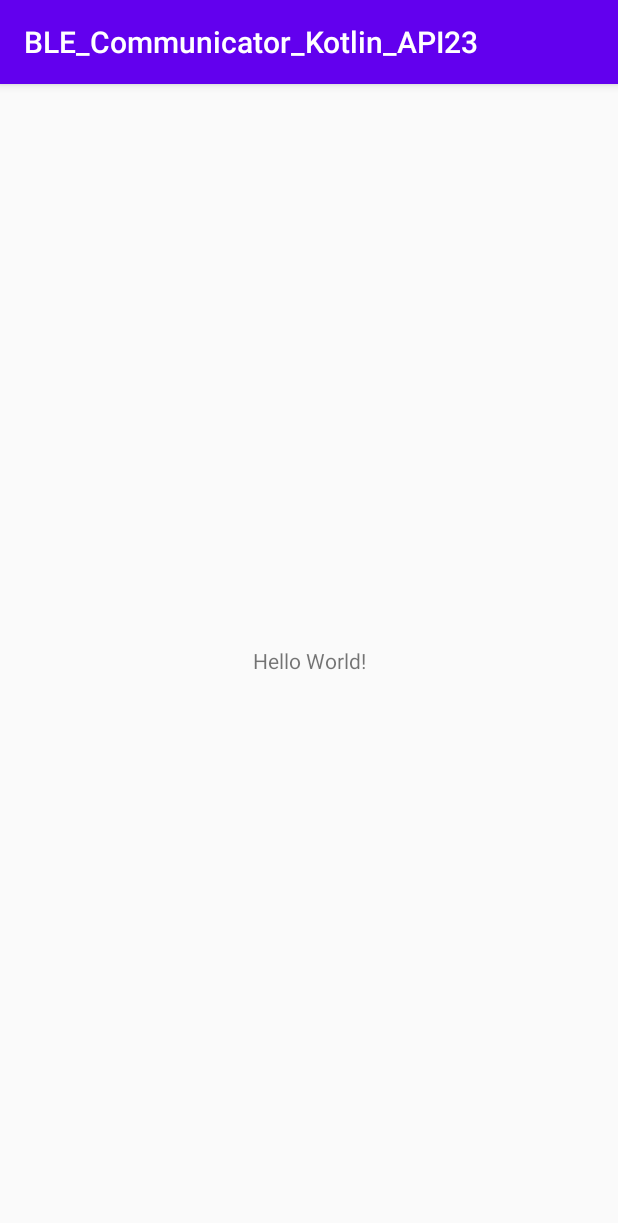
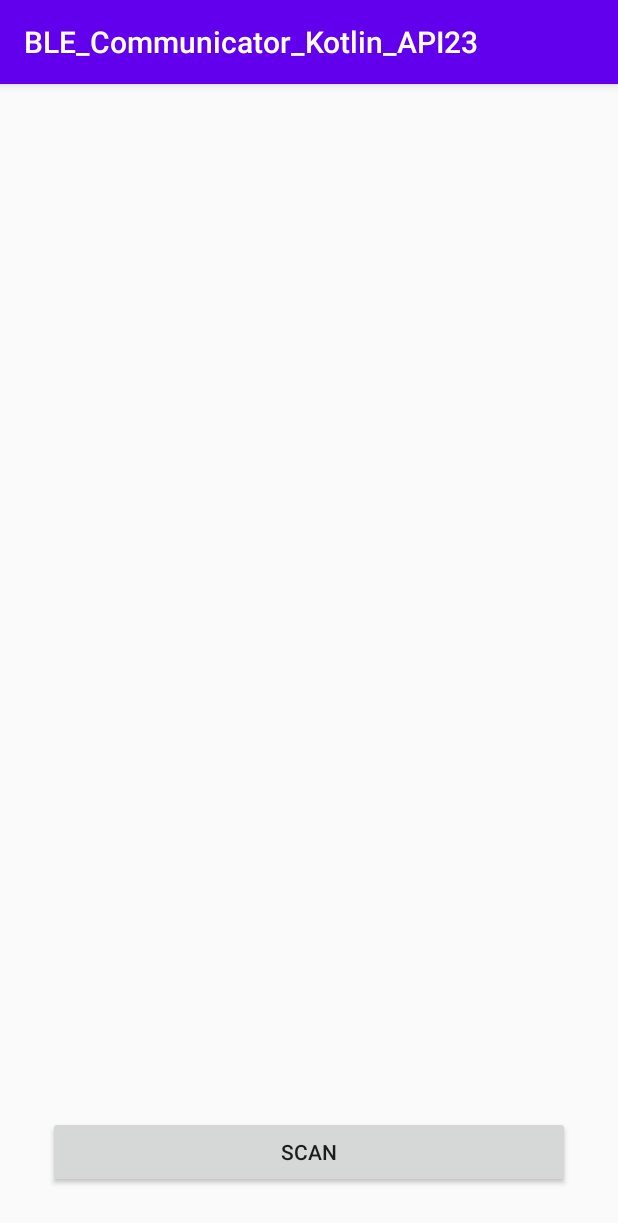
Before and after one commit to Sigma-Dante/Android_BLE_Communicator, an Android app: the screen it shows after launch (MainActivity), on a phone screen of 412 x 824 dp. Shown: the top 1223 px of the screen. Run offline under Robolectric (Android 15) with nearby library versions, the phone set to English and light mode, and no system bars.

Commit message:
Scan layout completed. Currently focused on BLE scan function

```diff
--- a/app/src/main/java/com/example/ble_communicator_kotlin_api23/MainActivity.kt
+++ b/app/src/main/java/com/example/ble_communicator_kotlin_api23/MainActivity.kt
@@ -11,13 +11,22 @@ import android.content.res.Configuration
 import androidx.appcompat.app.AppCompatActivity
 import android.os.Bundle
 import android.os.Handler
+import android.view.View
+import android.widget.EditText
 import android.widget.Toast
 
+
 private const val SCAN_PERIOD: Long = 1000
+const val EXTRA_MESSAGE = "com.example.ble_communicator_kotlin_api23.MESSAGE"
 
 class MainActivity : AppCompatActivity() {
     override fun onCreate(savedInstanceState: Bundle?) {
         super.onCreate(savedInstanceState)
         setContentView(R.layout.activity_main)
     }
+
+    /** Called when user taps Scan button */
+    fun scanBLE(view: View) {
+        // Scan BLE devices in area
+    }
 }
--- a/app/src/main/res/layout/activity_main.xml
+++ b/app/src/main/res/layout/activity_main.xml
@@ -4,15 +4,18 @@
     xmlns:tools="http://schemas.android.com/tools"
     android:layout_width="match_parent"
     android:layout_height="match_parent"
-    tools:context=".MainActivity">
+    android:onClick="scanBLE">
 
-    <TextView
-        android:layout_width="wrap_content"
+    <Button
+        android:id="@+id/button2"
+        android:layout_width="0dp"
         android:layout_height="wrap_content"
-        android:text="Hello World!"
+        android:layout_marginStart="32dp"
+        android:layout_marginEnd="32dp"
+        android:layout_marginBottom="32dp"
+        android:text="@string/button_scan"
         app:layout_constraintBottom_toBottomOf="parent"
-        app:layout_constraintLeft_toLeftOf="parent"
-        app:layout_constraintRight_toRightOf="parent"
-        app:layout_constraintTop_toTopOf="parent" />
-
+        app:layout_constraintEnd_toEndOf="parent"
+        app:layout_constraintHorizontal_bias="0.498"
+        app:layout_constraintStart_toStartOf="parent" />
 </androidx.constraintlayout.widget.ConstraintLayout>
--- a/app/src/main/res/values/strings.xml
+++ b/app/src/main/res/values/strings.xml
@@ -1,3 +1,5 @@
 <resources>
     <string name="app_name">BLE_Communicator_Kotlin_API23</string>
+    <string name="edit_message">Enter a message</string>
+    <string name="button_scan">Scan</string>
 </resources>
```
Also changed, not shown: app/src/main/AndroidManifest.xml (+9 -6 lines).
